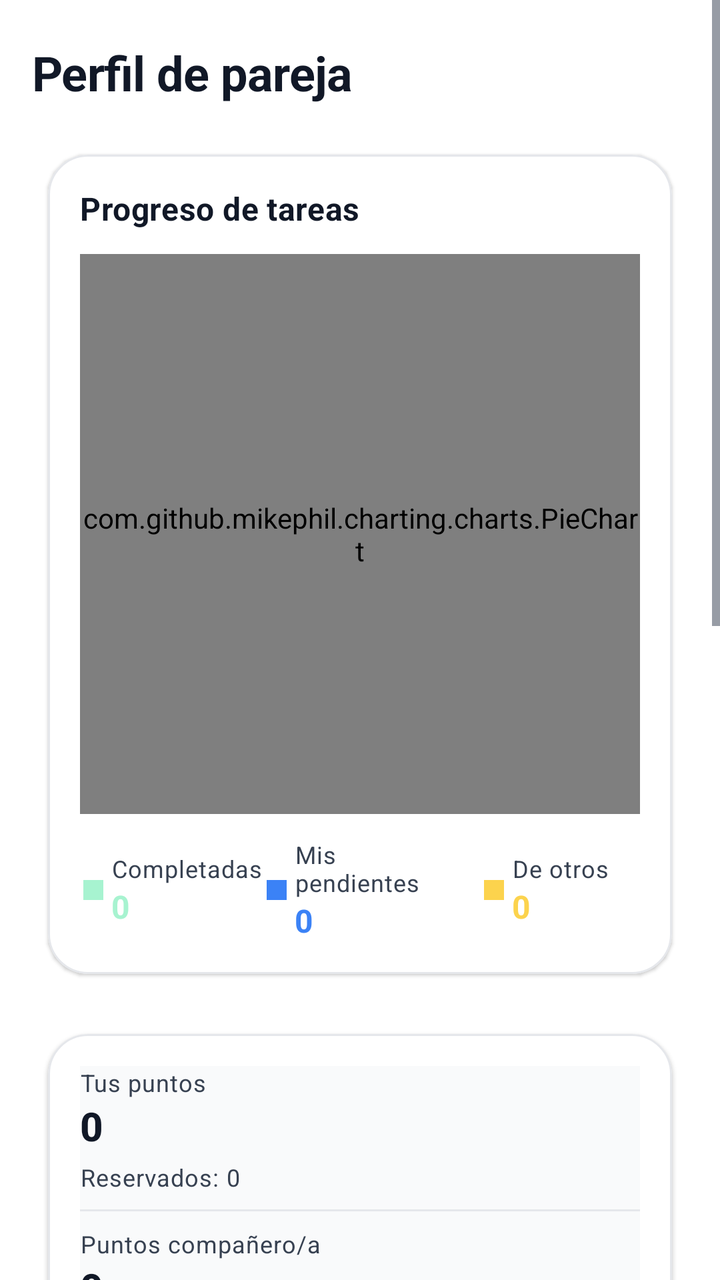
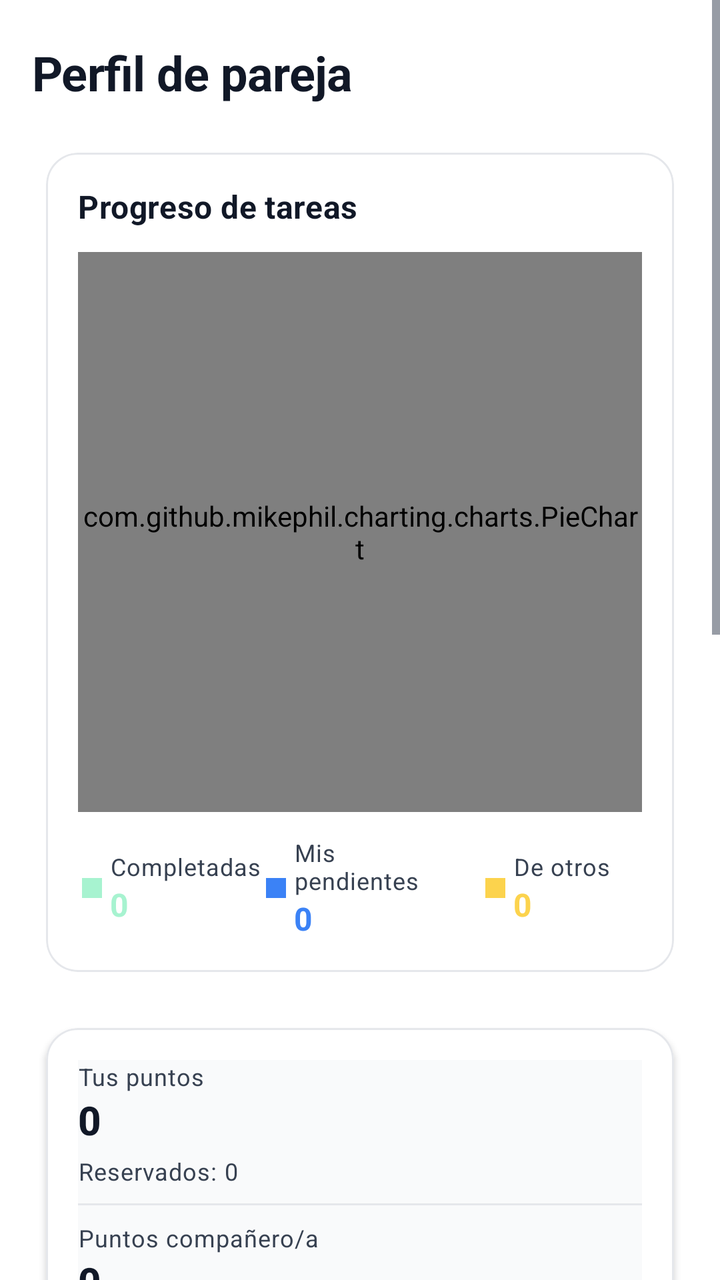

Before-and-after screenshots of an Android layout around one commit, followed by the original layout XML and the change that was made.
<!-- AndroidManifest.xml: application theme Theme.TFG -->
<!-- res/layout/fragment_pareja.xml -->
<?xml version="1.0" encoding="utf-8"?>
<ScrollView xmlns:android="http://schemas.android.com/apk/res/android"
    xmlns:app="http://schemas.android.com/apk/res-auto"
    android:layout_width="match_parent"
    android:layout_height="match_parent"
    android:fillViewport="false"
    android:background="@color/fondo">

    <LinearLayout
        android:layout_width="match_parent"
        android:layout_height="wrap_content"
        android:orientation="vertical"
        android:paddingTop="20dp"
        android:paddingStart="16dp"
        android:paddingEnd="16dp"
        android:paddingBottom="76dp">

        <TextView
            android:id="@+id/tvTituloPareja"
            android:layout_width="match_parent"
            android:layout_height="wrap_content"
            android:text="@string/perfil_pareja_title"
            android:textAppearance="@style/TextAppearance.TFG.Headline"
            android:textColor="@color/texto_principal"
            android:layout_marginBottom="@dimen/spacing_lg" />

        
        <com.google.android.material.card.MaterialCardView
            style="@style/Widget.TFG.Tarjeta"
            android:layout_width="match_parent"
            android:layout_height="wrap_content"
            android:layout_marginBottom="@dimen/spacing_md">

            <LinearLayout
                android:layout_width="match_parent"
                android:layout_height="wrap_content"
                android:orientation="vertical">

                <TextView
                    android:layout_width="wrap_content"
                    android:layout_height="wrap_content"
                    android:text="@string/progreso_tareas"
                    android:textAppearance="@style/TextAppearance.TFG.SubTitulo"
                    android:textColor="@color/texto_principal"
                    android:layout_marginBottom="@dimen/spacing_md" />

                <com.github.mikephil.charting.charts.PieChart
                    android:id="@+id/pieChartTareas"
                    android:layout_width="match_parent"
                    android:layout_height="280dp" />

                <LinearLayout
                    android:layout_width="match_parent"
                    android:layout_height="wrap_content"
                    android:orientation="horizontal"
                    android:layout_marginTop="@dimen/spacing_md"
                    android:gravity="center">

                    <LinearLayout
                        android:layout_width="0dp"
                        android:layout_height="wrap_content"
                        android:layout_weight="1"
                        android:orientation="horizontal"
                        android:gravity="center">

                        <View
                            android:layout_width="10dp"
                            android:layout_height="10dp"
                            android:background="@color/verde"
                            android:layout_marginEnd="4dp" />

                        <LinearLayout
                            android:layout_width="wrap_content"
                            android:layout_height="wrap_content"
                            android:orientation="vertical">

                            <TextView
                                android:layout_width="wrap_content"
                                android:layout_height="wrap_content"
                                android:text="@string/completadas"
                                android:textAppearance="@style/TextAppearance.TFG.Label"
                                android:textColor="@color/texto_secundario" />

                            <TextView
                                android:id="@+id/tvTareasCompletadas"
                                android:layout_width="wrap_content"
                                android:layout_height="wrap_content"
                                android:text="0"
                                android:textAppearance="@style/TextAppearance.TFG.SubTitulo"
                                android:textColor="@color/verde" />
                        </LinearLayout>
                    </LinearLayout>

                    <LinearLayout
                        android:layout_width="0dp"
                        android:layout_height="wrap_content"
                        android:layout_weight="1"
                        android:orientation="horizontal"
                        android:gravity="center">

                        <View
                            android:layout_width="10dp"
                            android:layout_height="10dp"
                            android:background="@color/azul"
                            android:layout_marginEnd="4dp" />

                        <LinearLayout
                            android:layout_width="wrap_content"
                            android:layout_height="wrap_content"
                            android:orientation="vertical">

                            <TextView
                                android:layout_width="wrap_content"
                                android:layout_height="wrap_content"
                                android:text="@string/mis_pendientes"
                                android:textAppearance="@style/TextAppearance.TFG.Label"
                                android:textColor="@color/texto_secundario" />

                            <TextView
                                android:id="@+id/tvTareasPendientesMias"
                                android:layout_width="wrap_content"
                                android:layout_height="wrap_content"
                                android:text="0"
                                android:textAppearance="@style/TextAppearance.TFG.SubTitulo"
                                android:textColor="@color/azul" />
                        </LinearLayout>
                    </LinearLayout>

                    <LinearLayout
                        android:layout_width="0dp"
                        android:layout_height="wrap_content"
                        android:layout_weight="1"
                        android:orientation="horizontal"
                        android:gravity="center">

                        <View
                            android:layout_width="10dp"
                            android:layout_height="10dp"
                            android:background="@color/naranja"
                            android:layout_marginEnd="4dp" />

                        <LinearLayout
                            android:layout_width="wrap_content"
                            android:layout_height="wrap_content"
                            android:orientation="vertical">

                            <TextView
                                android:layout_width="wrap_content"
                                android:layout_height="wrap_content"
                                android:text="@string/de_otros"
                                android:textAppearance="@style/TextAppearance.TFG.Label"
                                android:textColor="@color/texto_secundario" />

                            <TextView
                                android:id="@+id/tvTareasPendientesOtros"
                                android:layout_width="wrap_content"
                                android:layout_height="wrap_content"
                                android:text="0"
                                android:textAppearance="@style/TextAppearance.TFG.SubTitulo"
                                android:textColor="@color/naranja" />
                        </LinearLayout>
                    </LinearLayout>
                </LinearLayout>
            </LinearLayout>
        </com.google.android.material.card.MaterialCardView>

        
        <com.google.android.material.card.MaterialCardView
            style="@style/Widget.TFG.Tarjeta"
            android:layout_width="match_parent"
            android:layout_height="wrap_content"
            android:layout_marginBottom="@dimen/spacing_md">

            <LinearLayout
                android:layout_width="match_parent"
                android:layout_height="wrap_content"
                android:orientation="vertical"
                android:background="@color/superficie_variant">

                <TextView
                    android:layout_width="wrap_content"
                    android:layout_height="wrap_content"
                    android:text="Tus puntos"
                    android:textAppearance="@style/TextAppearance.TFG.Label"
                    android:textColor="@color/texto_secundario" />

                <TextView
                    android:id="@+id/tvTusPuntos"
                    android:layout_width="wrap_content"
                    android:layout_height="wrap_content"
                    android:text="0"
                    android:textAppearance="@style/TextAppearance.TFG.Titulo"
                    android:textColor="@color/texto_principal"
                    android:layout_marginBottom="@dimen/spacing_xs" />

                <TextView
                    android:id="@+id/tvPuntosReservados"
                    android:layout_width="wrap_content"
                    android:layout_height="wrap_content"
                    android:text="Reservados: 0"
                    android:textAppearance="@style/TextAppearance.TFG.Label"
                    android:textColor="@color/texto_secundario"
                    android:layout_marginBottom="@dimen/spacing_sm" />

                <View
                    android:layout_width="match_parent"
                    android:layout_height="1dp"
                    android:background="@color/divisor"
                    android:layout_marginBottom="@dimen/spacing_sm" />

                <TextView
                    android:layout_width="wrap_content"
                    android:layout_height="wrap_content"
                    android:text="Puntos compañero/a"
                    android:textAppearance="@style/TextAppearance.TFG.Label"
                    android:textColor="@color/texto_secundario" />

                <TextView
                    android:id="@+id/tvPuntosCompanero"
                    android:layout_width="wrap_content"
                    android:layout_height="wrap_content"
                    android:text="0"
                    android:textAppearance="@style/TextAppearance.TFG.Titulo"
                    android:textColor="@color/texto_principal"
                    android:layout_marginBottom="@dimen/spacing_xs" />

                <TextView
                    android:id="@+id/tvNombreGrupoSmall"
                    android:layout_width="wrap_content"
                    android:layout_height="wrap_content"
                    android:text="-"
                    android:textAppearance="@style/TextAppearance.TFG.Cuerpo"
                    android:textColor="@color/texto_secundario" />
            </LinearLayout>
        </com.google.android.material.card.MaterialCardView>

        
        <com.google.android.material.card.MaterialCardView
            style="@style/Widget.TFG.Tarjeta"
            android:layout_width="match_parent"
            android:layout_height="wrap_content"
            android:layout_marginBottom="@dimen/spacing_md">

            <LinearLayout
                android:layout_width="match_parent"
                android:layout_height="wrap_content"
                android:orientation="vertical">

                <TextView
                    android:layout_width="wrap_content"
                    android:layout_height="wrap_content"
                    android:text="@string/gestion_grupo"
                    android:textAppearance="@style/TextAppearance.TFG.SubTitulo"
                    android:textColor="@color/texto_principal"
                    android:layout_marginBottom="@dimen/spacing_md" />

                <com.google.android.material.button.MaterialButton
                    android:id="@+id/btnCrearGrupo"
                    style="@style/Widget.TFG.Boton.Relleno"
                    android:layout_width="match_parent"
                    android:layout_height="wrap_content"
                    android:text="@string/crear_grupo"
                    android:textAllCaps="false"
                    android:layout_marginBottom="@dimen/spacing_sm" />

                <com.google.android.material.button.MaterialButton
                    android:id="@+id/btnGenerarInvitacion"
                    style="@style/Widget.TFG.Boton.Contorno"
                    android:layout_width="match_parent"
                    android:layout_height="wrap_content"
                    android:text="@string/generar_invitacion"
                    android:textAllCaps="false"
                    android:layout_marginBottom="@dimen/spacing_sm" />

                <com.google.android.material.card.MaterialCardView
                    android:layout_width="match_parent"
                    android:layout_height="wrap_content"
                    android:layout_marginBottom="@dimen/spacing_sm"
                    app:cardCornerRadius="@dimen/corner_radius_md"
                    app:cardElevation="@dimen/elevation_none"
                    app:cardBackgroundColor="@color/superficie_variant"
                    app:strokeColor="@color/divisor"
                    app:strokeWidth="@dimen/stroke_thin">

                    <LinearLayout
                        android:layout_width="match_parent"
                        android:layout_height="wrap_content"
                        android:orientation="vertical"
                        android:padding="@dimen/spacing_md">

                        <TextView
                            android:id="@+id/tvCodigo"
                            android:layout_width="match_parent"
                            android:layout_height="wrap_content"
                            android:text="Código: -"
                            android:textAppearance="@style/TextAppearance.TFG.Cuerpo"
                            android:textColor="@color/texto_principal"
                            android:layout_marginBottom="@dimen/spacing_sm" />

                        <LinearLayout
                            android:layout_width="match_parent"
                            android:layout_height="wrap_content"
                            android:orientation="horizontal">

                            <com.google.android.material.button.MaterialButton
                                android:id="@+id/btnCopiarCodigo"
                                style="@style/Widget.TFG.Boton.Contorno"
                                android:layout_width="0dp"
                                android:layout_height="wrap_content"
                                android:layout_weight="1"
                                app:icon="@android:drawable/ic_menu_save"
                                android:text="@string/copiar"
                                android:textAllCaps="false"
                                android:layout_marginEnd="@dimen/spacing_xs" />

                            <com.google.android.material.button.MaterialButton
                                android:id="@+id/btnCompartirCodigo"
                                style="@style/Widget.TFG.Boton.Contorno"
                                android:layout_width="0dp"
                                android:layout_height="wrap_content"
                                android:layout_weight="1"
                                app:icon="@android:drawable/ic_menu_share"
                                android:text="@string/compartir"
                                android:textAllCaps="false"
                                android:layout_marginStart="@dimen/spacing_xs" />
                        </LinearLayout>
                    </LinearLayout>
                </com.google.android.material.card.MaterialCardView>

                <com.google.android.material.textfield.TextInputLayout
                    style="@style/Widget.TFG.TextInputLayout"
                    android:layout_width="match_parent"
                    android:layout_height="wrap_content"
                    android:hint="Introduce código de invitación"
                    android:layout_marginBottom="@dimen/spacing_sm">

                    <com.google.android.material.textfield.TextInputEditText
                        android:id="@+id/etCodigoAceptar"
                        android:layout_width="match_parent"
                        android:layout_height="wrap_content"
                        android:imeOptions="flagNoExtractUi"
                        android:inputType="text"
                        android:textColor="@color/texto_principal"
                        android:textColorHint="@color/gris" />
                </com.google.android.material.textfield.TextInputLayout>

                <com.google.android.material.button.MaterialButton
                    android:id="@+id/btnAceptarInvitacion"
                    style="@style/Widget.TFG.Boton.Relleno"
                    android:layout_width="match_parent"
                    android:layout_height="wrap_content"
                    android:text="@string/aceptar_invitacion"
                    android:textAllCaps="false"
                    android:layout_marginBottom="@dimen/spacing_sm" />

                <com.google.android.material.button.MaterialButton
                    android:id="@+id/btnSalirGrupoTop"
                    style="@style/Widget.TFG.Boton.Contorno"
                    android:layout_width="match_parent"
                    android:layout_height="wrap_content"
                    android:text="@string/salir_grupo"
                    android:textColor="@color/error"
                    android:textAllCaps="false"
                    android:visibility="gone" />

            </LinearLayout>
        </com.google.android.material.card.MaterialCardView>

        
        <com.google.android.material.card.MaterialCardView
            android:id="@+id/cardInfoGrupo"
            style="@style/Widget.TFG.Tarjeta"
            android:layout_width="match_parent"
            android:layout_height="wrap_content"
            android:layout_marginBottom="@dimen/spacing_md"
            android:visibility="gone">

            <LinearLayout
                android:layout_width="match_parent"
                android:layout_height="wrap_content"
                android:orientation="vertical">

                <LinearLayout
                    android:layout_width="match_parent"
                    android:layout_height="wrap_content"
                    android:orientation="horizontal"
                    android:gravity="center_vertical"
                    android:layout_marginBottom="@dimen/spacing_xs">

                    <TextView
                        android:id="@+id/tvGroupEmoji"
                        android:layout_width="wrap_content"
                        android:layout_height="wrap_content"
                        android:text="❤️"
                        android:textAppearance="@style/TextAppearance.TFG.Titulo"
                        android:layout_marginEnd="@dimen/spacing_sm"
                        android:drawableEnd="@android:drawable/ic_menu_edit"
                        android:drawablePadding="@dimen/spacing_xs"
                        android:drawableTint="@color/gris"
                        android:clickable="true"
                        android:focusable="true"
                        android:contentDescription="@string/cd_cambiar_icono_grupo"
                        android:background="?attr/selectableItemBackgroundBorderless" />

                    <TextView
                        android:id="@+id/tvGroupName"
                        android:layout_width="0dp"
                        android:layout_height="wrap_content"
                        android:layout_weight="1"
                        android:text="@string/nombre_grupo"
                        android:textAppearance="@style/TextAppearance.TFG.Titulo"
                        android:textColor="@color/texto_principal" />
                </LinearLayout>

                <TextView
                    android:id="@+id/tvGroupMembers"
                    android:layout_width="match_parent"
                    android:layout_height="wrap_content"
                    android:text="Miembros: 0"
                    android:textAppearance="@style/TextAppearance.TFG.Cuerpo"
                    android:textColor="@color/texto_secundario"
                    android:layout_marginBottom="@dimen/spacing_md" />

                <LinearLayout
                    android:layout_width="match_parent"
                    android:layout_height="wrap_content"
                    android:orientation="horizontal">

                    <com.google.android.material.button.MaterialButton
                        android:id="@+id/btnAbrirGrupo"
                        style="@style/Widget.TFG.Boton.Contorno"
                        android:layout_width="0dp"
                        android:layout_height="wrap_content"
                        android:layout_weight="1"
                        android:text="Abrir"
                        android:textAllCaps="false"
                        android:layout_marginEnd="@dimen/spacing_xs" />

                    <com.google.android.material.button.MaterialButton
                        android:id="@+id/btnEditarNombre"
                        style="@style/Widget.TFG.Boton.Relleno"
                        android:layout_width="0dp"
                        android:layout_height="wrap_content"
                        android:layout_weight="1"
                        android:text="Guardar"
                        android:textAllCaps="false" />

                </LinearLayout>
            </LinearLayout>
        </com.google.android.material.card.MaterialCardView>

        
        <TextView
            android:id="@+id/tvMiembrosTitulo"
            android:layout_width="match_parent"
            android:layout_height="wrap_content"
            android:text="@string/miembros_grupo"
            android:textAppearance="@style/TextAppearance.TFG.SubTitulo"
            android:textColor="@color/texto_principal"
            android:visibility="gone"
            android:layout_marginBottom="@dimen/spacing_sm" />

        <androidx.recyclerview.widget.RecyclerView
            android:id="@+id/rvMiembros"
            android:layout_width="match_parent"
            android:layout_height="wrap_content"
            android:visibility="gone"
            android:nestedScrollingEnabled="false" />

        <LinearLayout
            android:id="@+id/emptyStateMiembros"
            android:layout_width="match_parent"
            android:layout_height="wrap_content"
            android:orientation="vertical"
            android:gravity="center"
            android:visibility="gone"
            android:padding="@dimen/spacing_3xl"
            android:layout_marginTop="@dimen/spacing_lg">

            <ImageView
                android:layout_width="64dp"
                android:layout_height="64dp"
                android:src="@drawable/ic_empty_members"
                android:contentDescription="@string/empty_members_title"
                android:alpha="0.5"
                android:layout_marginBottom="@dimen/spacing_md" />

            <TextView
                android:layout_width="wrap_content"
                android:layout_height="wrap_content"
                android:text="@string/empty_members_title"
                android:textAppearance="@style/TextAppearance.TFG.SubTitulo"
                android:textColor="@color/texto_principal"
                android:gravity="center" />

            <TextView
                android:layout_width="wrap_content"
                android:layout_height="wrap_content"
                android:layout_marginTop="@dimen/spacing_sm"
                android:text="@string/empty_members_subtitle"
                android:textAppearance="@style/TextAppearance.TFG.Cuerpo"
                android:textColor="@color/texto_secundario"
                android:gravity="center" />
        </LinearLayout>

        
        <FrameLayout
            android:id="@+id/bottomContainer"
            android:layout_width="match_parent"
            android:layout_height="0dp"
            android:visibility="gone" />

        <androidx.cardview.widget.CardView
            android:id="@+id/bottomBar"
            android:layout_width="match_parent"
            android:layout_height="0dp"
            android:visibility="gone" />

    </LinearLayout>
</ScrollView>
<!-- resources referenced by this layout -->
<resources>
  <color name="azul">#3B82F6</color>
  <color name="divisor">#E5E7EB</color>
  <color name="error">#EF4444</color>
  <color name="fondo">#FFFFFF</color>
  <color name="gris">#6B7280</color>
  <color name="naranja">#FCD34D</color>
  <color name="superficie_variant">#F9FAFB</color>
  <color name="texto_principal">#111827</color>
  <color name="texto_secundario">#374151</color>
  <color name="verde">#A7F3D0</color>
  <dimen name="corner_radius_md">14dp</dimen>
  <dimen name="elevation_none">0dp</dimen>
  <dimen name="spacing_3xl">32dp</dimen>
  <dimen name="spacing_lg">16dp</dimen>
  <dimen name="spacing_md">12dp</dimen>
  <dimen name="spacing_sm">8dp</dimen>
  <dimen name="spacing_xs">4dp</dimen>
  <dimen name="stroke_thin">1dp</dimen>
  <string name="aceptar_invitacion">Aceptar invitación</string>
  <string name="cd_cambiar_icono_grupo">Toca para cambiar el icono del grupo</string>
  <string name="compartir">Compartir</string>
  <string name="completadas">Completadas</string>
  <string name="copiar">Copiar</string>
  <string name="crear_grupo">Crear grupo</string>
  <string name="de_otros">De otros</string>
  <string name="empty_members_subtitle">Aún no hay miembros en el grupo</string>
  <string name="empty_members_title">Sin miembros</string>
  <string name="generar_invitacion">Generar invitación</string>
  <string name="gestion_grupo">Gestión del grupo</string>
  <string name="miembros_grupo">Miembros del grupo</string>
  <string name="mis_pendientes">Mis pendientes</string>
  <string name="nombre_grupo">Nombre del grupo</string>
  <string name="perfil_pareja_title">Perfil de pareja</string>
  <string name="progreso_tareas">Progreso de tareas</string>
  <string name="salir_grupo">Salir del grupo</string>
  <style name="TextAppearance.TFG.Cuerpo" parent="TextAppearance.MaterialComponents.Body1">
          <item name="android:textColor">@color/texto_secundario</item>
          <item name="android:textSize">14sp</item>
          <item name="android:lineSpacingMultiplier">1.2</item>
      </style>
  <style name="TextAppearance.TFG.Label" parent="TextAppearance.MaterialComponents.Caption">
          <item name="android:textColor">@color/texto_deshabilitado</item>
          <item name="android:textSize">12sp</item>
          <item name="android:letterSpacing">0.03</item>
      </style>
  <style name="TextAppearance.TFG.SubTitulo" parent="TextAppearance.MaterialComponents.Subtitle1">
          <item name="android:textColor">@color/texto_principal</item>
          <item name="android:textStyle">bold</item>
          <item name="android:textSize">16sp</item>
      </style>
  <style name="Widget.TFG.Boton.Relleno" parent="Widget.TFG.Boton.Base">
          <item name="android:background">@drawable/btn_filled_black</item>
          <item name="android:textColor">@color/on_acento</item>
          <item name="cornerRadius">@dimen/corner_radius_md</item>
      </style>
  <style name="Theme.TFG" parent="Tema.TFG.Moderno" />
  <color name="gris_claro">#D1D5DB</color>
  <color name="texto_deshabilitado">#6B7280</color>
  <color name="on_acento">#FFFFFF</color>
  <dimen name="corner_radius_xl">20dp</dimen>
  <dimen name="elevation_default">1dp</dimen>
  <color name="superficie">#FFFFFF</color>
  <color name="primario">#0E9F6E</color>
  <dimen name="stroke_normal">1.5dp</dimen>
  <dimen name="button_min_height">48dp</dimen>
  <color name="brand_100">#D6F2E6</color>
  <color name="brand_600">#0A7D56</color>
  <color name="primario_variant">#0A7D56</color>
  <style name="TextAppearance.TFG.NavLabel" parent="TextAppearance.MaterialComponents.Caption">
          <item name="android:textSize">11sp</item>
          <item name="android:letterSpacing">0.02</item>
      </style>
  <!-- unchanged entries left out for length: 13 -->
</resources>

<!-- the commit's change to res/layout/fragment_pareja.xml (unified diff, before → after) -->
@@ -27,6 +27,8 @@
         
         <com.google.android.material.card.MaterialCardView
             style="@style/Widget.TFG.Tarjeta"
+            app:cardCornerRadius="@dimen/corner_radius_lg"
+            app:cardElevation="@dimen/elevation_pressed"
             android:layout_width="match_parent"
             android:layout_height="wrap_content"
             android:layout_marginBottom="@dimen/spacing_md">
@@ -167,6 +169,8 @@
         
         <com.google.android.material.card.MaterialCardView
             style="@style/Widget.TFG.Tarjeta"
+            app:cardCornerRadius="@dimen/corner_radius_lg"
+            app:cardElevation="@dimen/elevation_pressed"
             android:layout_width="match_parent"
             android:layout_height="wrap_content"
             android:layout_marginBottom="@dimen/spacing_md">
@@ -237,6 +241,8 @@
         
         <com.google.android.material.card.MaterialCardView
             style="@style/Widget.TFG.Tarjeta"
+            app:cardCornerRadius="@dimen/corner_radius_lg"
+            app:cardElevation="@dimen/elevation_pressed"
             android:layout_width="match_parent"
             android:layout_height="wrap_content"
             android:layout_marginBottom="@dimen/spacing_md">
@@ -309,6 +315,11 @@
                                 android:layout_height="wrap_content"
                                 android:layout_weight="1"
                                 app:icon="@android:drawable/ic_menu_save"
+                                app:iconGravity="textStart"
+                                app:iconPadding="@dimen/spacing_sm"
+                                app:iconTint="@color/texto_principal"
+                                android:insetTop="0dp"
+                                android:insetBottom="0dp"
                                 android:text="@string/copiar"
                                 android:textAllCaps="false"
                                 android:layout_marginEnd="@dimen/spacing_xs" />
@@ -320,6 +331,11 @@
                                 android:layout_height="wrap_content"
                                 android:layout_weight="1"
                                 app:icon="@android:drawable/ic_menu_share"
+                                app:iconGravity="textStart"
+                                app:iconPadding="@dimen/spacing_sm"
+                                app:iconTint="@color/texto_principal"
+                                android:insetTop="0dp"
+                                android:insetBottom="0dp"
                                 android:text="@string/compartir"
                                 android:textAllCaps="false"
                                 android:layout_marginStart="@dimen/spacing_xs" />
@@ -370,6 +386,8 @@
         <com.google.android.material.card.MaterialCardView
             android:id="@+id/cardInfoGrupo"
             style="@style/Widget.TFG.Tarjeta"
+            app:cardCornerRadius="@dimen/corner_radius_lg"
+            app:cardElevation="@dimen/elevation_pressed"
             android:layout_width="match_parent"
             android:layout_height="wrap_content"
             android:layout_marginBottom="@dimen/spacing_md"
<!-- resource entries referenced after the edit -->
@@ -10,8 +10,10 @@
   <color name="texto_principal">#111827</color>
   <color name="texto_secundario">#374151</color>
   <color name="verde">#A7F3D0</color>
+  <dimen name="corner_radius_lg">16dp</dimen>
   <dimen name="corner_radius_md">14dp</dimen>
   <dimen name="elevation_none">0dp</dimen>
+  <dimen name="elevation_pressed">2dp</dimen>
   <dimen name="spacing_3xl">32dp</dimen>
   <dimen name="spacing_lg">16dp</dimen>
   <dimen name="spacing_md">12dp</dimen>
